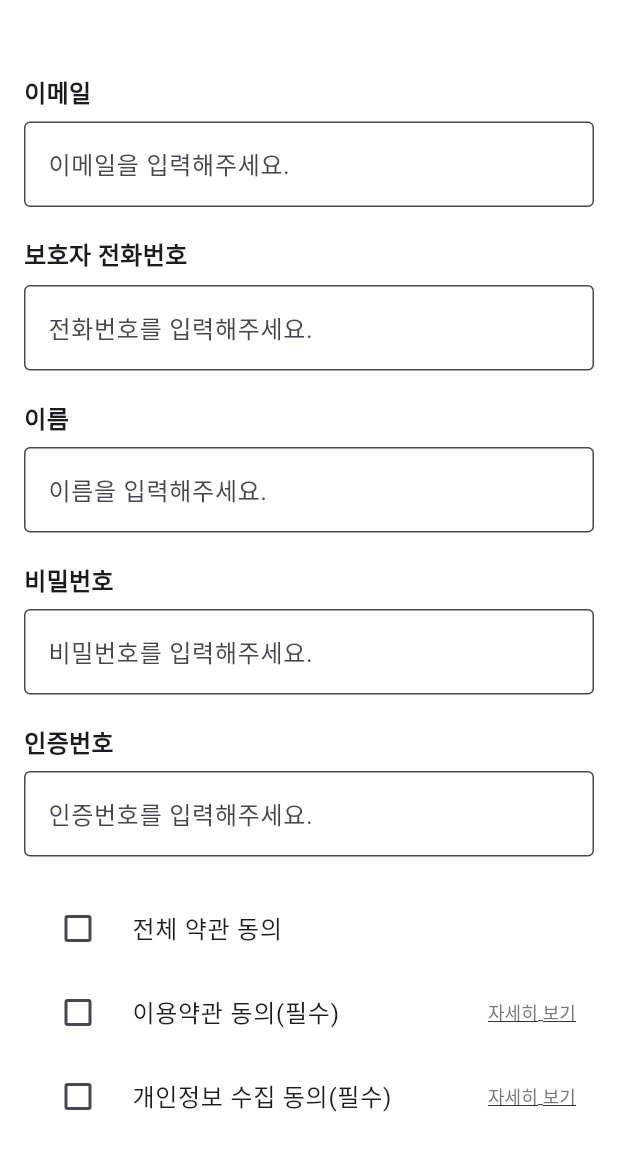
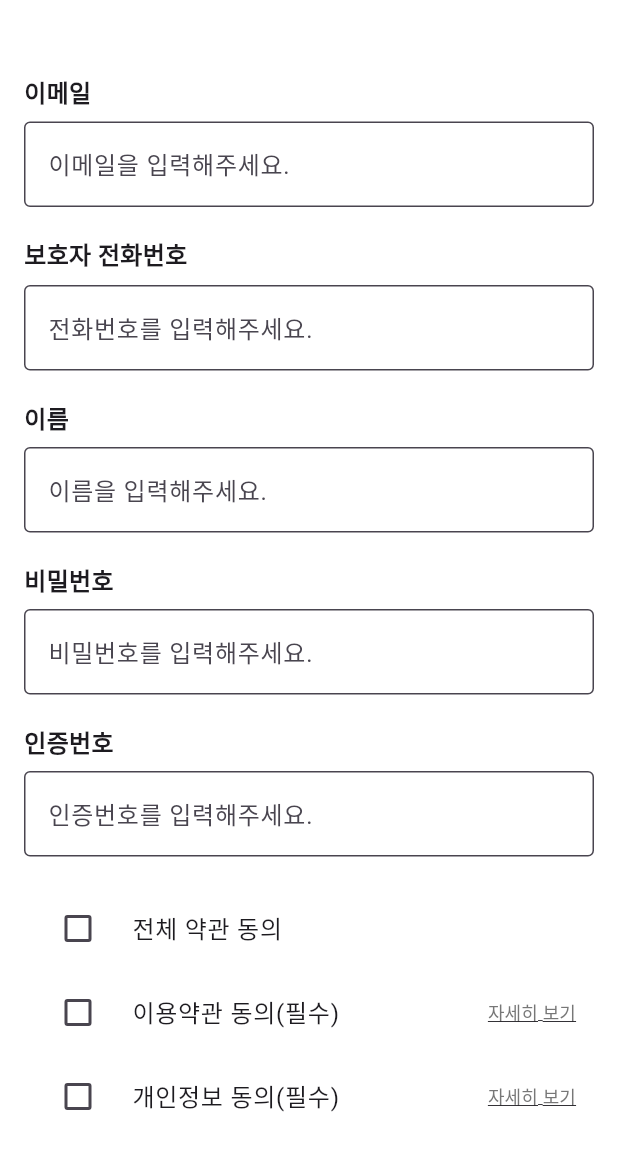
Before and after one commit to SKTDanbee/Baleunmalssami_Frontend, a Flutter app: the ParentSignUpPage screen opened directly, on a phone screen of 412 x 824 dp, the part 63-1234 px from its top. Run offline on Flutter 3.47's test engine with Material 3 defaults, Android fonts, the light colour scheme and no system bars; our stand-ins replace dio, fl_chart.

Commit message:
Add: UI/UX

```diff
--- a/lib/main.dart
+++ b/lib/main.dart
@@ -37,7 +37,7 @@ class MainPage extends StatelessWidget {
               onPressed: () {
                 Navigator.push(
                   context,
-                  MaterialPageRoute(builder: (context) => HomePage()), // 학생 회원가입 페이지
+                  MaterialPageRoute(builder: (context) => SignUpPage()), // 학생 회원가입 페이지
                 );
               },
               style: ElevatedButton.styleFrom(
@@ -51,7 +51,7 @@ class MainPage extends StatelessWidget {
               onPressed: () {
                 Navigator.push(
                   context,
-                  MaterialPageRoute(builder: (context) => ParentHomePage()), // 보호자 회원가입 페이지
+                  MaterialPageRoute(builder: (context) => ParentSignUpPage()), // 보호자 회원가입 페이지
                 );
               },
               style: ElevatedButton.styleFrom(
--- a/lib/parentsignup.dart
+++ b/lib/parentsignup.dart
@@ -160,7 +160,7 @@ class _ParentSignUpPageState extends State<ParentSignUpPage> {
               children: [
                 Expanded(
                   child: CheckboxListTile(
-                    title: const Text('개인정보 수집 동의(필수)'),
+                    title: const Text('개인정보 동의(필수)'),
                     value: _isAgreement2Checked,
                     activeColor: const Color(0xFFFF7B1B),
                     controlAffinity: ListTileControlAffinity.leading,
@@ -323,7 +323,7 @@ class _ParentSignUpPageState extends State<ParentSignUpPage> {
         return AlertDialog(
           backgroundColor: Colors.white,
           title: const Text(
-            '개인정보 수집 동의',
+            '개인정보 동의',
             style: TextStyle(fontSize: 18),
           ),
           content: SingleChildScrollView(
--- a/lib/signup.dart
+++ b/lib/signup.dart
@@ -147,7 +147,7 @@ class _SignUpPageState extends State<SignUpPage> {
               children: [
                 Expanded(
                   child: CheckboxListTile(
-                    title: const Text('개인정보 수집 동의(필수)'),
+                    title: const Text('개인정보 동의(필수)'),
                     value: _isAgreement2Checked,
                     activeColor: const Color(0xFFFF7B1B),
                     controlAffinity: ListTileControlAffinity.leading,
@@ -320,7 +320,7 @@ class _SignUpPageState extends State<SignUpPage> {
         return AlertDialog(
           backgroundColor: Colors.white,
           title: const Text(
-            '개인정보 수집 동의',
+            '개인정보 동의',
             style: TextStyle(fontSize: 18),
           ),
           content: SingleChildScrollView(
```
